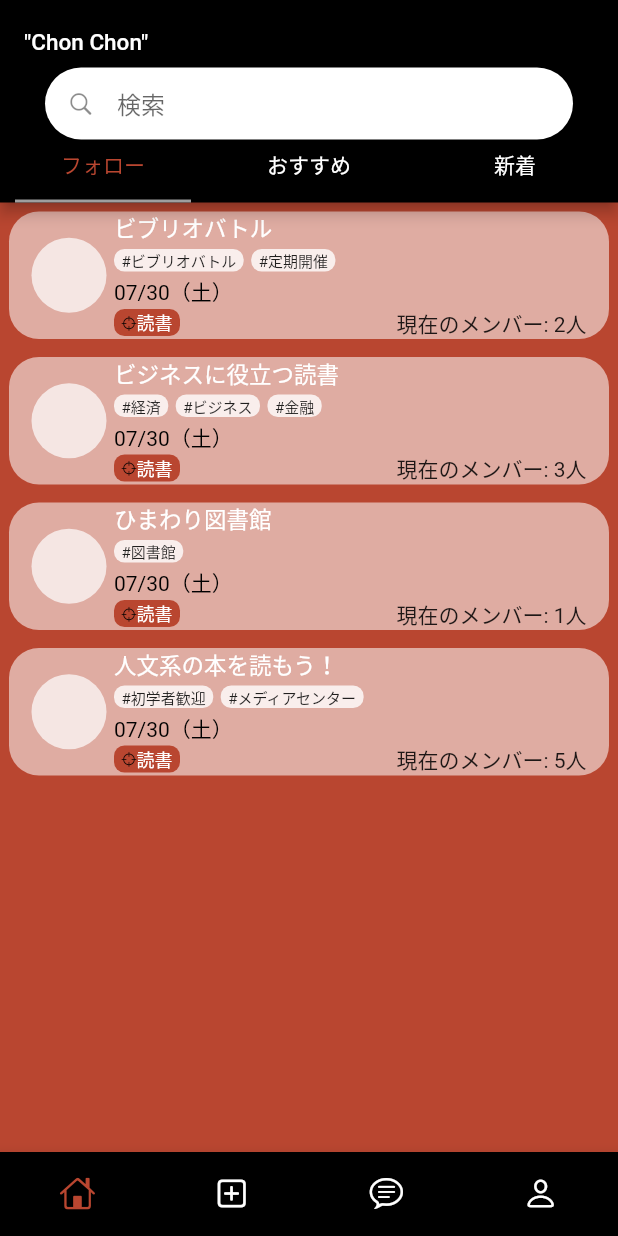
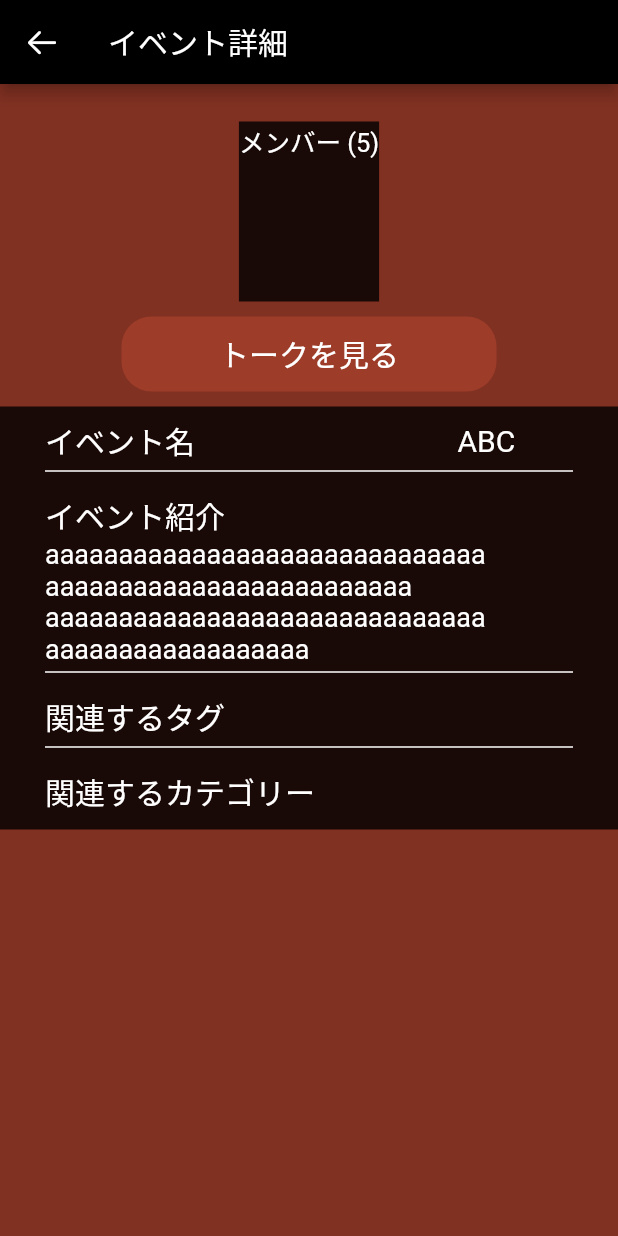
Before and after one commit to isseiM0312/ChonChon-forBusiness, a Flutter app: the screen it shows after launch, after a tap on "ビブリオバトル", on a phone screen of 412 x 824 dp. Run offline on Flutter 3.47's test engine with Material 2 defaults, Android fonts, the phone set to English and light mode, and no system bars; our stand-ins replace persistent_bottom_nav_bar.

Commit message:
イベント詳細画面の追加, Persistent Bottom Navigation Barへ変更, コードの細部修正

```diff
--- a/chonchon_for_business/lib/main.dart
+++ b/chonchon_for_business/lib/main.dart
@@ -1,5 +1,6 @@
 import 'package:flutter/material.dart';
 import 'package:chonchon_for_business/view/BottomNavigationBar.dart';
+import 'package:chonchon_for_business/view/EventInfo.dart';
 
 void main() {
   runApp(const MyApp());
@@ -16,7 +17,9 @@ class MyApp extends StatelessWidget {
         primarySwatch: Colors.grey,
       ),
       routes: <String, WidgetBuilder>{
-        '/': (BuildContext context) => const MyBottomNavigationBarPage(),
+        '/': (BuildContext context) => const Material(
+              child: MyBottomNavigationBarPage(),
+            ),
       },
     );
   }
--- a/chonchon_for_business/lib/view/BottomNavigationBar.dart
+++ b/chonchon_for_business/lib/view/BottomNavigationBar.dart
@@ -1,73 +1,65 @@
 import 'package:flutter/cupertino.dart';
 import 'package:flutter/material.dart';
+import 'package:persistent_bottom_nav_bar/persistent-tab-view.dart';
+
 import 'package:chonchon_for_business/view/NavigationPages/Home.dart';
 
-class MyBottomNavigationBarPage extends StatefulWidget {
+PersistentTabController _controller = PersistentTabController(initialIndex: 0);
+
+class MyBottomNavigationBarPage extends StatelessWidget {
   const MyBottomNavigationBarPage({Key? key}) : super(key: key);
 
   @override
-  State<MyBottomNavigationBarPage> createState() =>
-      _MyBottomNavigationBarPageState();
+  Widget build(BuildContext context) {
+    return PersistentTabView(
+      context,
+      controller: _controller,
+      screens: _buildScreens(),
+      items: _navBarsItems(),
+      confineInSafeArea: true,
+      backgroundColor: Colors.black,
+      resizeToAvoidBottomInset: true,
+      stateManagement: true,
+      hideNavigationBarWhenKeyboardShows: true,
+      navBarStyle: NavBarStyle.style12,
+    );
+  }
 }
 
-class _MyBottomNavigationBarPageState
-    extends State<MyBottomNavigationBarPage> {
-  static const _screens = [
-    HomePage(title: 'Home',),
-    HomePage(title: 'Home',),
-    HomePage(title: 'Home',),
-    HomePage(title: 'Home',),
+List<Widget> _buildScreens() {
+  return const [
+    HomePage(title: 'Home'),
+    HomePage(title: 'Home'),
+    HomePage(title: 'Home'),
+    HomePage(title: 'Home'),
   ];
+}
 
-  int _selectedIndex = 0;
-
-  void _onItemTapped(int index) {
-    setState(() {
-      _selectedIndex = index;
-    });
-  }
-
-  @override
-  Widget build(BuildContext context) {
-    return Scaffold(
-        body: _screens[_selectedIndex],
-        bottomNavigationBar: BottomNavigationBar(
-          items: const <BottomNavigationBarItem>[
-            BottomNavigationBarItem(
-              icon: Icon(
-                CupertinoIcons.home,
-              ),
-              label: "Home",
-            ),
-            BottomNavigationBarItem(
-              icon: Icon(
-                CupertinoIcons.plus_square,
-              ),
-              label: "Create Events",
-            ),
-            BottomNavigationBarItem(
-              icon: Icon(
-                CupertinoIcons.chat_bubble_text,
-              ),
-              label: "Talk",
-            ),
-            BottomNavigationBarItem(
-              icon: Icon(
-                CupertinoIcons.person,
-              ),
-              label: 'Profile',
-            )
-          ],
-          type: BottomNavigationBarType.fixed,
-          backgroundColor: Colors.black,
-          selectedItemColor: const Color(0xffb94630),
-          unselectedItemColor: Colors.white,
-          currentIndex: _selectedIndex,
-          showSelectedLabels: false,
-          showUnselectedLabels: false,
-          selectedFontSize: 0.0,
-          unselectedFontSize: 0.0,
-          onTap: _onItemTapped,
-        ));
-  }
+List<PersistentBottomNavBarItem> _navBarsItems() {
+  return [
+    PersistentBottomNavBarItem(
+      icon: const Icon(CupertinoIcons.home),
+      title: 'Home',
+      activeColorPrimary: Color(0xffb94630),
+      inactiveColorPrimary: Colors.white,
+    ),
+    PersistentBottomNavBarItem(
+      icon: const Icon(CupertinoIcons.plus_square),
+      title: 'Create Events',
+      activeColorPrimary: Color(0xffb94630),
+      inactiveColorPrimary: Colors.white,
+    ),
+    PersistentBottomNavBarItem(
+      icon: const Icon(CupertinoIcons.chat_bubble_text),
+      title: 'Talk',
+      activeColorPrimary: Color(0xffb94630),
+      inactiveColorPrimary: Colors.white,
+    ),
+    PersistentBottomNavBarItem(
+      icon: const Icon(CupertinoIcons.person),
+      title: 'Profile',
+      activeColorPrimary: Color(0xffb94630),
+      inactiveColorPrimary: Colors.white,
+    ),
+  ];
 }
--- /dev/null
+++ b/chonchon_for_business/lib/view/Common/Widgets/Cards.dart
@@ -0,0 +1,198 @@
+import 'package:flutter/material.dart';
+import 'package:flutter/cupertino.dart';
+
+import 'package:persistent_bottom_nav_bar/persistent-tab-view.dart';
+
+import 'package:chonchon_for_business/view/EventInfo.dart';
+
+import '../DateToString.dart';
+
+Widget eventCard(
+  BuildContext context,
+  String eventTitle,
+  List<String> tags,
+  DateTime eventDate,
+  String category,
+  int currentParticipantsNum,
+  String ownerImagePass,
+) {
+  return (Container(
+    margin: const EdgeInsets.all(6),
+    height: 85,
+    width: 500,
+    decoration: BoxDecoration(
+      color: Colors.white.withOpacity(0.55),
+      borderRadius: BorderRadius.circular(20),
+    ),
+    child: InkWell(
+      onTap: () => pushNewScreen(
+        context,
+        screen: const MyEventInfoPage(),
+        withNavBar: true,
+      ),
+      borderRadius: BorderRadius.circular(20),
+      child: Row(
+        mainAxisAlignment: MainAxisAlignment.spaceBetween,
+        children: [
+          staticEventInfo(
+            eventTitle,
+            tags,
+            eventDate,
+            category,
+            ownerImagePass,
+          ),
+          dynamicEventInfo(
+            eventDate,
+            currentParticipantsNum,
+          ),
+        ],
+      ),
+    ),
+  ));
+}
+
+Widget staticEventInfo(
+  String eventTitle,
+  List<String> tags,
+  DateTime eventDate,
+  String category,
+  String ownerImagePass,
+) {
+  return (Container(
+      padding: const EdgeInsets.only(left: 15),
+      child: Row(
+        mainAxisAlignment: MainAxisAlignment.start,
+        children: [
+          ownerImage(ownerImagePass),
+          const SizedBox(width: 5),
+          Column(
+            mainAxisAlignment: MainAxisAlignment.spaceBetween,
+            crossAxisAlignment: CrossAxisAlignment.start,
+            children: [
+              Column(
+                mainAxisAlignment: MainAxisAlignment.start,
+                crossAxisAlignment: CrossAxisAlignment.start,
+                children: [
+                  Text(
+                    eventTitle,
+                    style: const TextStyle(
+                      color: Colors.white,
+                      fontSize: 15,
+                    ),
+                  ),
+                  const SizedBox(height: 3),
+                  Row(
+                    mainAxisAlignment: MainAxisAlignment.start,
+                    children:
+                        tags.map((String e) => tagContainer("#" + e)).toList(),
+                  ),
+                  const SizedBox(height: 3),
+                  Text(
+                    DateToString.monthToString(eventDate) +
+                        "/" +
+                        DateToString.dayToString(eventDate) +
+                        "（" +
+                        DateToString.weekdayToString(eventDate) +
+                        "）",
+                    style: const TextStyle(color: Colors.black, fontSize: 14),
+                  ),
+                ],
+              ),
+              categoryContainer(category),
+            ],
+          ),
+        ],
+      )));
+}
+
+Widget ownerImage(String ownerImagePass) {
+  return (InkWell(
+    onTap: () => {},
+    borderRadius: BorderRadius.circular(25),
+    child: Container(
+      width: 50,
+      height: 50,
+      decoration: BoxDecoration(
+        color: Colors.white.withOpacity(0.7),
+        shape: BoxShape.circle,
+      ),
+    ),
+  ));
+}
+
+Widget tagContainer(String tag) {
+  return (Container(
+    margin: const EdgeInsets.only(right: 5),
+    padding: const EdgeInsets.only(left: 5, right: 5),
+    decoration: BoxDecoration(
+        borderRadius: BorderRadius.circular(7),
+        color: Colors.white.withOpacity(0.8)),
+    child: InkWell(
+      onTap: () => {},
+      child: Text(
+        tag,
+        style: const TextStyle(fontSize: 10),
+      ),
+    ),
+  ));
+}
+
+Widget categoryContainer(String category) {
+  return (Container(
+    margin: const EdgeInsets.only(bottom: 2),
+    padding: const EdgeInsets.only(left: 5, right: 5),
+    decoration: BoxDecoration(
+        borderRadius: BorderRadius.circular(7), color: Color(0xffb94630)),
+    child: InkWell(
+      onTap: () => {},
+      child: Row(
+        children: [
+          const Icon(
+            CupertinoIcons.scope,
+            color: Colors.black,
+            size: 10,
+          ),
+          Text(
+            category,
+            style: const TextStyle(color: Colors.white, fontSize: 12),
+          ),
+        ],
+      ),
+    ),
+  ));
+}
+
+Widget dynamicEventInfo(DateTime eventDate, int currentParticipantsNum) {
+  return (Container(
+    padding: const EdgeInsets.only(right: 15),
+    child: Column(
+      mainAxisAlignment: MainAxisAlignment.spaceBetween,
+      children: [
+        timeLeft(eventDate),
+        Row(
+          children: [
+            Text("現在のメンバー: " + currentParticipantsNum.toString() + "人")
+          ],
+        ),
+      ],
+    ),
+  ));
+}
+
+Text timeLeft(DateTime eventDate) {
+  Duration timeLeft = eventDate.difference(DateTime.now());
+
+  if (timeLeft.inMinutes < 60 && timeLeft.inMinutes > 0) {
+    return Text(
+      "あと" + timeLeft.inMinutes.toString() + "分で募集終了！",
+      style: TextStyle(color: Color(0xffb94630)),
+    );
+  } else if (timeLeft.inMinutes < 1 && eventDate.isAfter(DateTime.now())) {
+    return const Text(
+      "まもなく募集終了！",
+      style: TextStyle(color: Color(0xffb94630)),
+    );
+  } else {
+    return const Text("");
+  }
+}
--- /dev/null
+++ b/chonchon_for_business/lib/view/EventInfo.dart
@@ -0,0 +1,136 @@
+import 'package:flutter/cupertino.dart';
+import 'package:flutter/material.dart';
+
+class MyEventInfoPage extends StatefulWidget {
+  const MyEventInfoPage({Key? key}) : super(key: key);
+
+  @override
+  State<MyEventInfoPage> createState() => _MyEventInfoPageState();
+}
+
+class _MyEventInfoPageState extends State<MyEventInfoPage> {
+  @override
+  Widget build(BuildContext context) {
+    return Scaffold(
+      backgroundColor: Color(0xffb94630),
+      appBar: AppBar(
+        backgroundColor: Colors.black,
+        leading: IconButton(
+          onPressed: () => Navigator.of(context).pop(),
+          icon: const Icon(CupertinoIcons.arrow_left),
+          color: Colors.white,
+        ),
+        title: const Text(
+          'イベント詳細',
+          style: TextStyle(color: Colors.white),
+        ),
+      ),
+      body: Container(
+        color: Colors.black.withOpacity(0.3),
+        child: Column(
+          mainAxisAlignment: MainAxisAlignment.start,
+          children: [
+            const SizedBox(height: 25),
+            memberCard(5),
+            Container(
+              margin: const EdgeInsets.only(top: 10, bottom: 10),
+              height: 50,
+              width: 250,
+              decoration: BoxDecoration(
+                color: Color(0xffb94630).withOpacity(0.5),
+                borderRadius: BorderRadius.circular(20),
+              ),
+              child: InkWell(
+                  onTap: () => {},
+                  borderRadius: BorderRadius.circular(20),
+                  child: const Center(
+                    child: Text(
+                      'トークを見る',
+                      style: TextStyle(fontSize: 20, color: Colors.white),
+                    ),
+                  )),
+            ),
+            eventDetail('ABC',
+                'aaaaaaaaaaaaaaaaaaaaaaaaaaaaaaaaaaaaaaaaaaaaaaaaaaaaaaa\naaaaaaaaaaaaaaaaaaaaaaaaaaaaaaaaaaaaaaaaaaaaaaaa'),
+          ],
+        ),
+      ),
+    );
+  }
+}
+
+Widget memberCard(int number) {
+  return (Container(
+    height: 120,
+    color: Colors.black.withOpacity(0.8),
+    child: Column(
+      mainAxisAlignment: MainAxisAlignment.start,
+      children: [
+        Text(
+          'メンバー (' + number.toString() + ')',
+          style: const TextStyle(fontSize: 17, color: Colors.white),
+        )
+      ],
+    ),
+  ));
+}
+
+Widget eventDetail(String eventName, String eventExplain) {
+  return (Container(
+    padding: const EdgeInsets.only(left: 30, top: 8, right: 30, bottom: 10),
+    color: Colors.black.withOpacity(0.8),
+    child: Column(
+      mainAxisAlignment: MainAxisAlignment.start,
+      crossAxisAlignment: CrossAxisAlignment.start,
+      children: [
+        Row(
+          mainAxisAlignment: MainAxisAlignment.start,
+          children: [
+            const Text('イベント名',
+                style: TextStyle(fontSize: 20, color: Colors.white)),
+            const SizedBox(width: 175),
+            Text(eventName,
+                style: const TextStyle(fontSize: 20, color: Colors.white)),
+          ],
+        ),
+        dividerWithMargin(),
+        const Text(
+          'イベント紹介',
+          style: TextStyle(fontSize: 20, color: Colors.white),
+        ),
+        SizedBox(
+          width: 300,
+          child: Text(
+            eventExplain,
+            style: const TextStyle(fontSize: 18, color: Colors.white),
+          ),
+        ),
+        dividerWithMargin(),
+        const Text(
+          '関連するタグ',
+          style: TextStyle(fontSize: 20, color: Colors.white),
+        ),
+        dividerWithMargin(),
+        const Text(
+          '関連するカテゴリー',
+          style: TextStyle(fontSize: 20, color: Colors.white),
+        ),
+      ],
+    ),
+  ));
+}
+
+Widget dividerWithMargin() {
+  return (Column(
+    children: const [
+      Divider(
+        height: 10,
+        thickness: 1,
+        indent: 0,
+        endIndent: 0,
+        color: Colors.white,
+      ),
+      SizedBox(height: 10),
+    ],
+  ));
+}
--- a/chonchon_for_business/lib/view/NavigationPages/Home.dart
+++ b/chonchon_for_business/lib/view/NavigationPages/Home.dart
@@ -1,7 +1,7 @@
 import 'package:flutter/material.dart';
 import 'package:flutter/cupertino.dart';
 
-import '../Common/DateToString.dart';
+import '../Common/Widgets/Cards.dart';
 
 class HomePage extends StatefulWidget {
   const HomePage({Key? key, required this.title}) : super(key: key);
@@ -35,13 +35,13 @@ class _HomePageState extends State<HomePage> {
                   child: Column(
                     mainAxisAlignment: MainAxisAlignment.start,
                     children: [
-                      eventCard("ビブリオバトル", ["ビブリオバトル", "定期開催"],
+                      eventCard(context, "ビブリオバトル", ["ビブリオバトル", "定期開催"],
                           DateTime(2022, 7, 30, 16, 00), "読書", 2, ""),
-                      eventCard("ビジネスに役立つ読書", ["経済", "ビジネス", "金融"],
+                      eventCard(context, "ビジネスに役立つ読書", ["経済", "ビジネス", "金融"],
                           DateTime(2022, 7, 30, 16, 50), "読書", 3, ""),
-                      eventCard("ひまわり図書館", ["図書館"],
+                      eventCard(context, "ひまわり図書館", ["図書館"],
                           DateTime(2022, 7, 30, 15, 50), "読書", 1, ""),
-                      eventCard("人文系の本を読もう！", ["初学者歓迎", "メディアセンター"],
+                      eventCard(context, "人文系の本を読もう！", ["初学者歓迎", "メディアセンター"],
                           DateTime(2022, 7, 30, 16, 30), "読書", 5, ""),
                     ],
                   ),
@@ -50,9 +50,9 @@ class _HomePageState extends State<HomePage> {
                   child: Column(
                     mainAxisAlignment: MainAxisAlignment.start,
                     children: [
-                      eventCard("18世紀欧州の哲学", ["哲学", "専門家歓迎"],
+                      eventCard(context, "18世紀欧州の哲学", ["哲学", "専門家歓迎"],
                           DateTime(2022, 7, 31, 17, 50), "読書", 3, ""),
-                      eventCard("自作PCの会", ["自作PC", "大学生", "実践"],
+                      eventCard(context, "自作PCの会", ["自作PC", "大学生", "実践"],
                           DateTime(2022, 7, 30, 17, 50), "DIY", 2, ""),
                     ],
                   ),
@@ -61,11 +61,11 @@ class _HomePageState extends State<HomePage> {
                   child: Column(
                     mainAxisAlignment: MainAxisAlignment.start,
                     children: [
-                      eventCard("効率の良い家事", ["家事", "主夫"],
+                      eventCard(context, "効率の良い家事", ["家事", "主夫"],
                           DateTime(2022, 7, 31, 16, 00), "家事", 1, ""),
-                      eventCard("レポートやりましょう！", ["何でもOK", "学生歓迎", "仕事"],
+                      eventCard(context, "レポートやりましょう！", ["何でもOK", "学生歓迎", "仕事"],
                           DateTime(2022, 7, 30, 16, 50), "勉強", 2, ""),
-                      eventCard("ライブの感想会", ["YOASOBI"],
+                      eventCard(context, "ライブの感想会", ["YOASOBI"],
                           DateTime(2022, 8, 1, 16, 50), "音楽", 2, ""),
                     ],
                   ),
@@ -120,188 +120,3 @@ Widget searchBox() {
         ),
       )));
 }
-
-Widget eventCard(
-  String eventTitle,
-  List<String> tags,
-  DateTime eventDate,
-  String category,
-  int currentParticipantsNum,
-  String ownerImagePass,
-) {
-  return (Container(
-    margin: const EdgeInsets.all(6),
-    height: 85,
-    width: 500,
-    decoration: BoxDecoration(
-      color: Colors.white.withOpacity(0.55),
-      borderRadius: BorderRadius.circular(20),
-    ),
-    child: InkWell(
-      onTap: () => {},
-      borderRadius: BorderRadius.circular(20),
-      child: Row(
-        mainAxisAlignment: MainAxisAlignment.spaceBetween,
-        children: [
-          staticEventInfo(
-            eventTitle,
-            tags,
-            eventDate,
-            category,
-            ownerImagePass,
-          ),
-          dynamicEventInfo(
-            eventDate,
-            currentParticipantsNum,
-          ),
-        ],
-      ),
-    ),
-  ));
-}
-
-Widget staticEventInfo(
-  String eventTitle,
-  List<String> tags,
-  DateTime eventDate,
-  String category,
-  String ownerImagePass,
-) {
-  return (Container(
-      padding: const EdgeInsets.only(left: 15),
-      child: Row(
-        mainAxisAlignment: MainAxisAlignment.start,
-        children: [
-          ownerImage(ownerImagePass),
-          const SizedBox(width: 5),
-          Column(
-            mainAxisAlignment: MainAxisAlignment.spaceBetween,
-            crossAxisAlignment: CrossAxisAlignment.start,
-            children: [
-              Column(
-                mainAxisAlignment: MainAxisAlignment.start,
-                crossAxisAlignment: CrossAxisAlignment.start,
-                children: [
-                  Text(
-                    eventTitle,
-                    style: const TextStyle(
-                      color: Colors.white,
-                      fontSize: 15,
-                    ),
-                  ),
-                  const SizedBox(height: 3),
-                  Row(
-                    mainAxisAlignment: MainAxisAlignment.start,
-                    children:
-                        tags.map((String e) => tagContainer("#" + e)).toList(),
-                  ),
-                  const SizedBox(height: 3),
-                  Text(
-                    DateToString.monthToString(eventDate) +
-                        "/" +
-                        DateToString.dayToString(eventDate) +
-                        "（" +
-                        DateToString.weekdayToString(eventDate) +
-                        "）",
-                    style: const TextStyle(color: Colors.black, fontSize: 14),
-                  ),
-                ],
-              ),
-              categoryContainer(category),
-            ],
-          ),
-        ],
-      )));
-}
-
-Widget ownerImage(String ownerImagePass) {
-  return (InkWell(
-    onTap: () => {},
-    borderRadius: BorderRadius.circular(25),
-    child: Container(
-      width: 50,
-      height: 50,
-      decoration: BoxDecoration(
-        color: Colors.white.withOpacity(0.7),
-        shape: BoxShape.circle,
-      ),
-    ),
-  ));
-}
-
-Widget tagContainer(String tag) {
-  return (Container(
-    margin: const EdgeInsets.only(right: 5),
-    padding: const EdgeInsets.only(left: 5, right: 5),
-    decoration: BoxDecoration(
-        borderRadius: BorderRadius.circular(7),
-        color: Colors.white.withOpacity(0.8)),
-    child: InkWell(
-      onTap: () => {},
-      child: Text(
-        tag,
-        style: const TextStyle(fontSize: 10),
-      ),
-    ),
-  ));
-}
-
-Widget categoryContainer(String category) {
-  return (Container(
-    margin: const EdgeInsets.only(bottom: 2),
-    padding: const EdgeInsets.only(left: 5, right: 5),
-    decoration: BoxDecoration(
-        borderRadius: BorderRadius.circular(7), color: Color(0xffb94630)),
-    child: InkWell(
-      onTap: () => {},
-      child: Row(
-        children: [
-          const Icon(
-            CupertinoIcons.scope,
-            color: Colors.black,
-            size: 10,
-          ),
-          Text(
-            category,
-            style: const TextStyle(color: Colors.white, fontSize: 12),
-          ),
-        ],
-      ),
-    ),
-  ));
-}
-
-Widget dynamicEventInfo(DateTime eventDate, int currentParticipantsNum) {
-  return (Container(
-    padding: const EdgeInsets.only(right: 15),
-    child: Column(
-      mainAxisAlignment: MainAxisAlignment.spaceBetween,
-      children: [
-        timeLeft(eventDate),
-        Row(
-          children: [
-            Text("現在のメンバー: " + currentParticipantsNum.toString() + "人")
-          ],
-        ),
-      ],
-    ),
-  ));
-}
-
-Text timeLeft(DateTime eventDate) {
-  Duration timeLeft = eventDate.difference(DateTime.now());
-
-  if (timeLeft.inMinutes < 60 && timeLeft.inMinutes > 0) {
-    return Text(
-      "あと" + timeLeft.inMinutes.toString() + "分で募集終了！",
-      style: TextStyle(color: Color(0xffb94630)),
-    );
-  } else if (timeLeft.inMinutes < 1 && eventDate.isAfter(DateTime.now())) {
-    return const Text(
-      "まもなく募集終了！",
-      style: TextStyle(color: Color(0xffb94630)),
-    );
-  } else {
-    return const Text("");
-  }
-}
--- a/chonchon_for_business/pubspec.yaml
+++ b/chonchon_for_business/pubspec.yaml
@@ -12,7 +12,8 @@ dependencies:
   flutter:
     sdk: flutter
 
-  cupertino_icons: ^1.0.2
+  cupertino_icons: any
+  persistent_bottom_nav_bar: any
 
 dev_dependencies:
   flutter_test:
```
